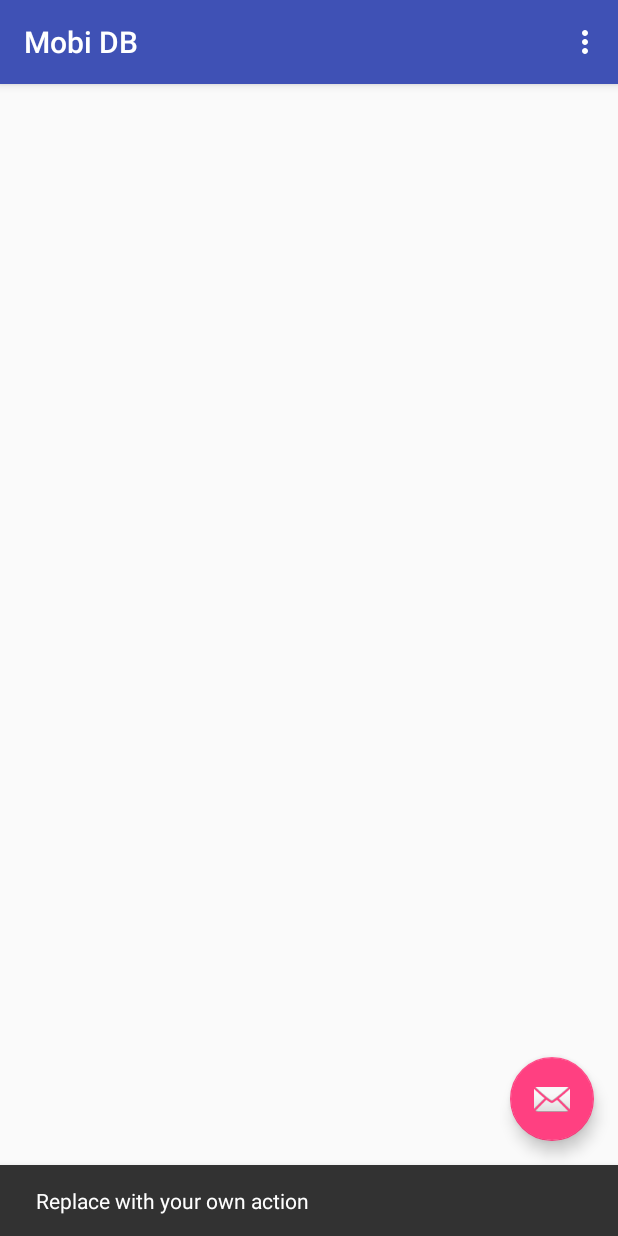
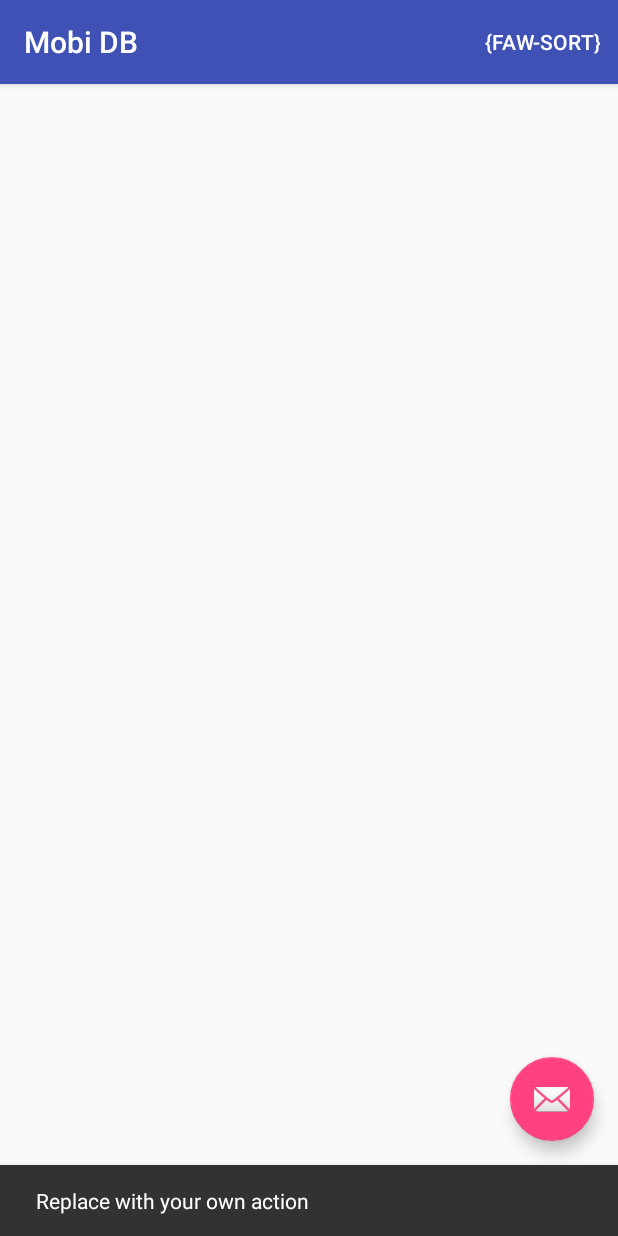
Before and after one commit to ShowOffS/mobidb, an Android app: the screen it shows after launch (Dashboard), after a tap on an icon or button, on a phone screen of 412 x 824 dp. Run offline under Robolectric (Android 15) with nearby library versions, the phone set to English and light mode, and no system bars; our stand-ins replace ButterKnife; libraries missing offline, so code that uses them is left out: com.facebook.drawee, com.koushikdutta.async, com.koushikdutta.ion, com.mikepenz.iconics; pictures from the network do not load; 3 statements that could not run were skipped.

Commit message:
Sort FAW

```diff
--- a/app/src/main/java/in/showoffs/mobidb/activities/Dashboard.java
+++ b/app/src/main/java/in/showoffs/mobidb/activities/Dashboard.java
@@ -3,11 +3,14 @@ package in.showoffs.mobidb.activities;
 import android.os.Bundle;
 import android.support.design.widget.FloatingActionButton;
 import android.support.design.widget.Snackbar;
+import android.support.v4.view.LayoutInflaterCompat;
 import android.support.v7.app.AppCompatActivity;
 import android.support.v7.widget.Toolbar;
 import android.view.View;
 import android.view.Menu;
 import android.view.MenuItem;
+
+import com.mikepenz.iconics.context.IconicsLayoutInflater;
 
 import in.showoffs.mobidb.R;
 
@@ -15,6 +18,7 @@ public class Dashboard extends AppCompatActivity {
 
     @Override
     protected void onCreate(Bundle savedInstanceState) {
+        LayoutInflaterCompat.setFactory(getLayoutInflater(), new IconicsLayoutInflater(getDelegate()));
         super.onCreate(savedInstanceState);
         setContentView(R.layout.activity_dashboard);
         Toolbar toolbar = (Toolbar) findViewById(R.id.toolbar);
--- a/app/src/main/res/menu/menu_dashboard.xml
+++ b/app/src/main/res/menu/menu_dashboard.xml
@@ -3,7 +3,7 @@
     xmlns:tools="http://schemas.android.com/tools"
     tools:context="in.showoffs.mobidb.activities.Dashboard" >
     <item android:id="@+id/action_settings"
-        android:title="@string/action_settings"
+        android:title="{faw-sort}"
         android:orderInCategory="100"
-        app:showAsAction="never" />
+        app:showAsAction="always" />
 </menu>
```
